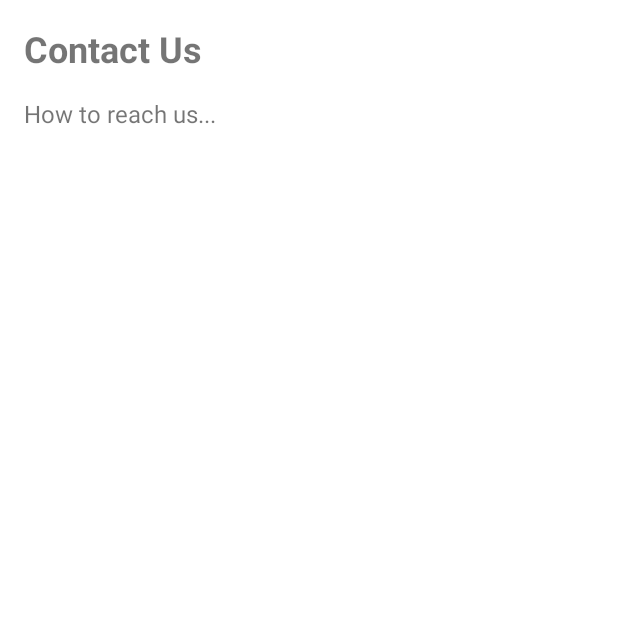
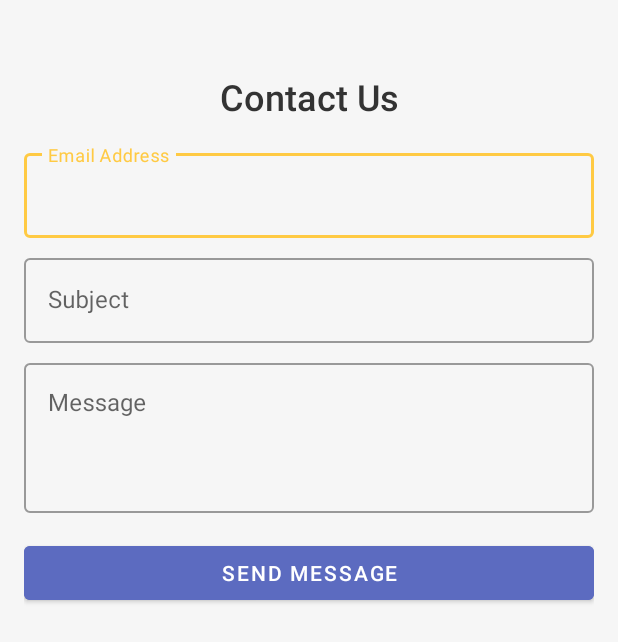
Before and after one commit to ahmadysayed/Kotlin-WorkOutApp, an Android app: the ContactUs screen opened directly, with no data from a screen before it, on a phone screen of 412 x 824 dp. Shown: the top 642 px of the screen. Run offline under Robolectric (Android 15) with nearby library versions, the phone set to English and light mode, and no system bars; our stand-ins replace sdp/ssp sizes.

Commit message:
Contact us Page

```diff
--- a/app/build.gradle
+++ b/app/build.gradle
@@ -26,6 +26,8 @@ android {
             proguardFiles getDefaultProguardFile('proguard-android-optimize.txt'), 'proguard-rules.pro'
         }
     }
+
+
     compileOptions {
         sourceCompatibility JavaVersion.VERSION_1_8
         targetCompatibility JavaVersion.VERSION_1_8
@@ -43,6 +45,7 @@ dependencies {
     implementation 'com.google.android.material:material:1.6.0-alpha02'
     implementation 'androidx.constraintlayout:constraintlayout:2.1.3'
     implementation 'androidx.legacy:legacy-support-v4:1.0.0'
+
 
     //LifeCycle
     implementation 'androidx.lifecycle:lifecycle-common:2.4.0'
--- a/app/src/main/java/fr/isep/workoutapp/presentation/ui/ContactUs.kt
+++ b/app/src/main/java/fr/isep/workoutapp/presentation/ui/ContactUs.kt
@@ -5,6 +5,9 @@ import android.os.Bundle
 import com.carolmusyoka.workoutapp.R
 
 class ContactUs : AppCompatActivity() {
+
+
+
     override fun onCreate(savedInstanceState: Bundle?) {
         super.onCreate(savedInstanceState)
         setContentView(R.layout.activity_contact_us)
--- a/app/src/main/res/layout/activity_contact_us.xml
+++ b/app/src/main/res/layout/activity_contact_us.xml
@@ -4,35 +4,89 @@
     xmlns:tools="http://schemas.android.com/tools"
     android:layout_width="match_parent"
     android:layout_height="match_parent"
-    tools:context="fr.isep.workoutapp.presentation.ui.ContactUs">
+    android:padding="16dp"
+    android:background="#F6F6F6">
+
+    <TextView
+        android:id="@+id/contactUsTitle"
+        android:layout_width="wrap_content"
+        android:layout_height="wrap_content"
+        android:text="Contact Us"
+        android:textSize="24sp"
+        android:textColor="#333333"
+        android:fontFamily="sans-serif-medium"
+        app:layout_constraintStart_toStartOf="parent"
+        app:layout_constraintTop_toTopOf="parent"
+        app:layout_constraintEnd_toEndOf="parent"
+        android:layout_marginTop="32dp"/>
 
 
-    <ScrollView xmlns:android="http://schemas.android.com/apk/res/android"
-        android:layout_width="match_parent"
-        android:layout_height="match_parent">
 
-        <LinearLayout
+
+    <com.google.android.material.textfield.TextInputLayout
+        android:id="@+id/emailTextInputLayout"
+        style="@style/Widget.MaterialComponents.TextInputLayout.OutlinedBox"
+        android:layout_width="0dp"
+        android:layout_height="wrap_content"
+        android:layout_marginTop="16dp"
+        app:layout_constraintTop_toBottomOf="@id/contactUsTitle"
+        app:layout_constraintStart_toStartOf="parent"
+        app:layout_constraintEnd_toEndOf="parent">
+
+        <com.google.android.material.textfield.TextInputEditText
+            android:id="@+id/emailEditText"
             android:layout_width="match_parent"
             android:layout_height="wrap_content"
-            android:orientation="vertical"
-            android:padding="16dp">
+            android:hint="Email Address"
+            android:inputType="textEmailAddress"/>
+    </com.google.android.material.textfield.TextInputLayout>
 
-            <TextView
-                android:layout_width="wrap_content"
-                android:layout_height="wrap_content"
-                android:text="Contact Us"
-                android:textSize="24sp"
-                android:textStyle="bold"/>
+    <com.google.android.material.textfield.TextInputLayout
+        android:id="@+id/subjectTextInputLayout"
+        style="@style/Widget.MaterialComponents.TextInputLayout.OutlinedBox"
+        android:layout_width="0dp"
+        android:layout_height="wrap_content"
+        android:layout_marginTop="8dp"
+        app:layout_constraintTop_toBottomOf="@id/emailTextInputLayout"
+        app:layout_constraintStart_toStartOf="parent"
+        app:layout_constraintEnd_toEndOf="parent">
 
-            <TextView
-                android:layout_width="wrap_content"
-                android:layout_height="wrap_content"
-                android:text="How to reach us..."
-                android:textSize="16sp"
-                android:layout_marginTop="16dp"/>
+        <com.google.android.material.textfield.TextInputEditText
+            android:id="@+id/subjectEditText"
+            android:layout_width="match_parent"
+            android:layout_height="wrap_content"
+            android:hint="Subject"/>
+    </com.google.android.material.textfield.TextInputLayout>
 
+    <com.google.android.material.textfield.TextInputLayout
+        android:id="@+id/messageTextInputLayout"
+        style="@style/Widget.MaterialComponents.TextInputLayout.OutlinedBox"
+        android:layout_width="0dp"
+        android:layout_height="wrap_content"
+        android:layout_marginTop="8dp"
+        app:layout_constraintTop_toBottomOf="@id/subjectTextInputLayout"
+        app:layout_constraintStart_toStartOf="parent"
+        app:layout_constraintEnd_toEndOf="parent">
 
-        </LinearLayout>
-    </ScrollView>
+        <com.google.android.material.textfield.TextInputEditText
+            android:id="@+id/messageEditText"
+            android:layout_width="match_parent"
+            android:layout_height="100dp"
+            android:hint="Message"
+            android:inputType="textMultiLine"
+            android:gravity="top"/>
+    </com.google.android.material.textfield.TextInputLayout>
+
+    <Button
+        android:id="@+id/sendButton"
+        android:layout_width="0dp"
+        android:layout_height="wrap_content"
+        android:text="Send Message"
+        android:backgroundTint="#5C6BC0"
+        android:textColor="#FFFFFF"
+        android:layout_marginTop="16dp"
+        app:layout_constraintTop_toBottomOf="@id/messageTextInputLayout"
+        app:layout_constraintStart_toStartOf="parent"
+        app:layout_constraintEnd_toEndOf="parent"/>
 
 </androidx.constraintlayout.widget.ConstraintLayout>
```
